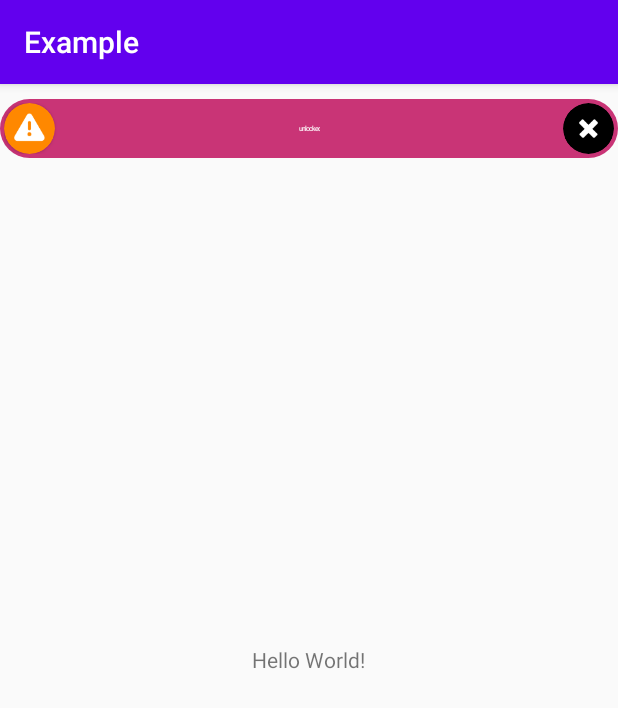
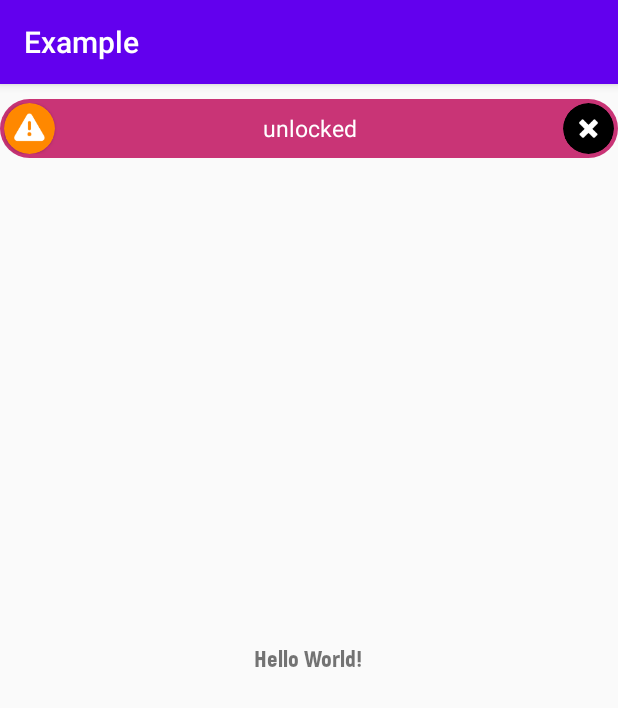
Before and after one commit to DiegoVR2399/SlideButton, an Android app: the screen it shows after launch (MainActivity), on a phone screen of 412 x 824 dp. Shown: the top 708 px of the screen. Run offline under Robolectric (Android 15) with nearby library versions, the phone set to English and light mode, and no system bars.

Commit message:
se cambio el textsize

```diff
--- a/app/src/main/java/pe/com/example/MainActivity.java
+++ b/app/src/main/java/pe/com/example/MainActivity.java
@@ -3,6 +3,7 @@ package pe.com.example;
 import androidx.appcompat.app.AppCompatActivity;
 
 import android.os.Bundle;
+import android.view.View;
 import android.widget.Toast;
 
 import slidebutton.com.pe.SlideButton;
@@ -18,7 +19,7 @@ public class MainActivity extends AppCompatActivity {
 
         sb_id = findViewById(R.id.sb_id);
 
-        sb_id.OnSetListenerSlideButton(new SlideButton.setListenerSlideButton() {
+        sb_id.setOnChangeCheckedListener(new SlideButton.OnChangeCheckedListener() {
             @Override
             public void onButtonOff() {
                 Toast.makeText(MainActivity.this, "Off", Toast.LENGTH_SHORT).show();
@@ -44,5 +45,12 @@ public class MainActivity extends AppCompatActivity {
             sb_id.sb_setText("unlocked");
         }
 
+        sb_id.setOnClickListener(new View.OnClickListener() {
+            @Override
+            public void onClick(View v) {
+
+            }
+        });
+
     }
 }
--- a/app/src/main/res/layout/activity_main.xml
+++ b/app/src/main/res/layout/activity_main.xml
@@ -19,13 +19,15 @@
         app:sb_background_tint_desplasing="@android:color/holo_orange_dark"
         app:sb_text="Desliza para continuar"
         app:sb_textColor="@android:color/background_light"
-        app:sb_textSize="3dp"
+        app:sb_textSize="15dp"
         app:sb_radius_card="17dp"
         app:sb_width_height_card="34dp"
         android:layout_width="match_parent"
         android:layout_height="wrap_content" />
 
     <TextView
+        android:fontFamily="@font/akrobatblack"
+        android:textSize="15dp"
         android:layout_width="wrap_content"
         android:layout_height="wrap_content"
         android:layout_centerInParent="true"
--- a/slidebutton/src/main/java/slidebutton/com/pe/Constants.java
+++ b/slidebutton/src/main/java/slidebutton/com/pe/Constants.java
@@ -7,11 +7,12 @@ import android.util.TypedValue;
 public class Constants {
 
     public static float convertDpiToPx(Context context, float dpi) {
-        return TypedValue.applyDimension(
+        /*return TypedValue.applyDimension(
                 TypedValue.COMPLEX_UNIT_DIP,
                 dpi,
                 context.getResources().getDisplayMetrics()
-        );
+        );*/
+        return dpi * context.getResources().getDisplayMetrics().density;
     }
 
     public static float convertPxToDpi(Context context, float pixel) {
--- a/slidebutton/src/main/java/slidebutton/com/pe/SlideButton.java
+++ b/slidebutton/src/main/java/slidebutton/com/pe/SlideButton.java
@@ -3,8 +3,12 @@ package slidebutton.com.pe;
 import android.content.Context;
 import android.content.res.TypedArray;
 import android.graphics.Color;
+import android.graphics.Typeface;
 import android.os.Build;
+import android.text.TextUtils;
 import android.util.AttributeSet;
+import android.util.Log;
+import android.util.TypedValue;
 import android.view.MotionEvent;
 import android.view.View;
 import android.view.ViewGroup;
@@ -52,7 +56,7 @@ public class SlideButton extends RelativeLayout implements View.OnTouchListener
     private float width_height = 0;
     private float radius = 0;
 //    private boolean tint_visible=true;
-
+    private String fontFamily = "";
     //widgets
     private TextView textView;
     private ImageView imageViewCardview;
@@ -66,7 +70,7 @@ public class SlideButton extends RelativeLayout implements View.OnTouchListener
 
     private int BTN_AVAILABILITY_WIDTH;
     private int _xDelta;
-    private setListenerSlideButton listener;
+    private OnChangeCheckedListener listener;
 
 
     public SlideButton(Context context) {
@@ -91,7 +95,8 @@ public class SlideButton extends RelativeLayout implements View.OnTouchListener
 
             text = a.getString(R.styleable.SlideButton_sb_text);
             textColor = a.getColor(R.styleable.SlideButton_sb_textColor, DEFAULT_TEXT_COLOR);
-            textSize = a.getDimension(R.styleable.SlideButton_sb_textSize, DEFAULT_TEXT_SIZE);
+            textSize = a.getDimensionPixelSize(R.styleable.SlideButton_sb_textSize, DEFAULT_TEXT_SIZE);
+            fontFamily = a.getString(R.styleable.SlideButton_sb_fontFamily);
             imgResDesplasing = a.getResourceId(R.styleable.SlideButton_sb_src_desplasing, 0);
             imgResEnd = a.getResourceId(R.styleable.SlideButton_sb_src_end, 0);
             background_custom_slide_on = a.getResourceId(R.styleable.SlideButton_sb_background_custom_slide_on, R.drawable.background_custom_slide_on);
@@ -159,8 +164,8 @@ public class SlideButton extends RelativeLayout implements View.OnTouchListener
         textView.setTextColor(textColor);
         textView.setTextAlignment(View.TEXT_ALIGNMENT_CENTER);
         textView.setLayoutParams(layoutParamsTextView);
-        if (textSize != DEFAULT_TEXT_SIZE)
-            textView.setTextSize(textSize);
+        textView.setTextSize(TypedValue.COMPLEX_UNIT_PX, textSize);
+        setCustomFont(context,fontFamily);
     }
 
     private void initImageViewStart(Context context) {
@@ -308,11 +313,11 @@ public class SlideButton extends RelativeLayout implements View.OnTouchListener
         return true;
     }
 
-    public void OnSetListenerSlideButton(setListenerSlideButton listener) {
+    public void setOnChangeCheckedListener(OnChangeCheckedListener listener) {
         this.listener = listener;
     }
 
-    public interface setListenerSlideButton {
+    public interface OnChangeCheckedListener {
         void onButtonOff();
         void onButtonOn();
     }
@@ -385,4 +390,20 @@ public class SlideButton extends RelativeLayout implements View.OnTouchListener
         return isLockedScrolling;
     }
 
+    public void setCustomFont(Context ctx, String asset) {
+
+        if (TextUtils.isEmpty(asset))
+            return;
+
+        Typeface tf;
+        Log.d("FONTS",asset);
+        try {
+            tf = Typeface.createFromAsset(ctx.getAssets(), asset);
+        } catch (Exception e) {
+            return;
+        }
+
+        textView.setTypeface(tf);
+
+    }
 }
--- a/slidebutton/src/main/res/values/values.xml
+++ b/slidebutton/src/main/res/values/values.xml
@@ -4,6 +4,7 @@
         <attr name="sb_text" format="string" />
         <attr name="sb_textColor" format="color" />
         <attr name="sb_textSize" format="dimension"/>
+        <attr name="sb_fontFamily" format="string" />
         <attr name="sb_src_desplasing" format="reference"/>
         <attr name="sb_src_end" format="reference"/>
         <attr name="sb_background_custom_slide_on" format="reference"/>
```
Also changed, not shown: app/build.gradle (+3 -5 lines), slidebutton/build.gradle (+5 -6 lines), app/src/main/res/font/akrobatblack.otf (added).
